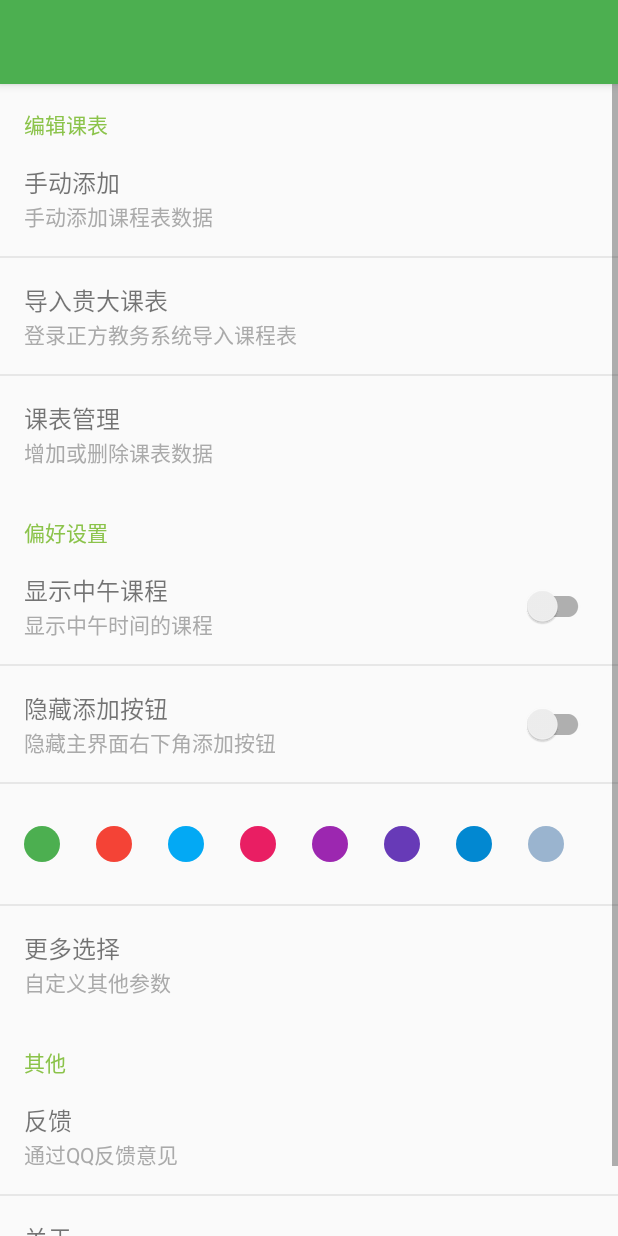
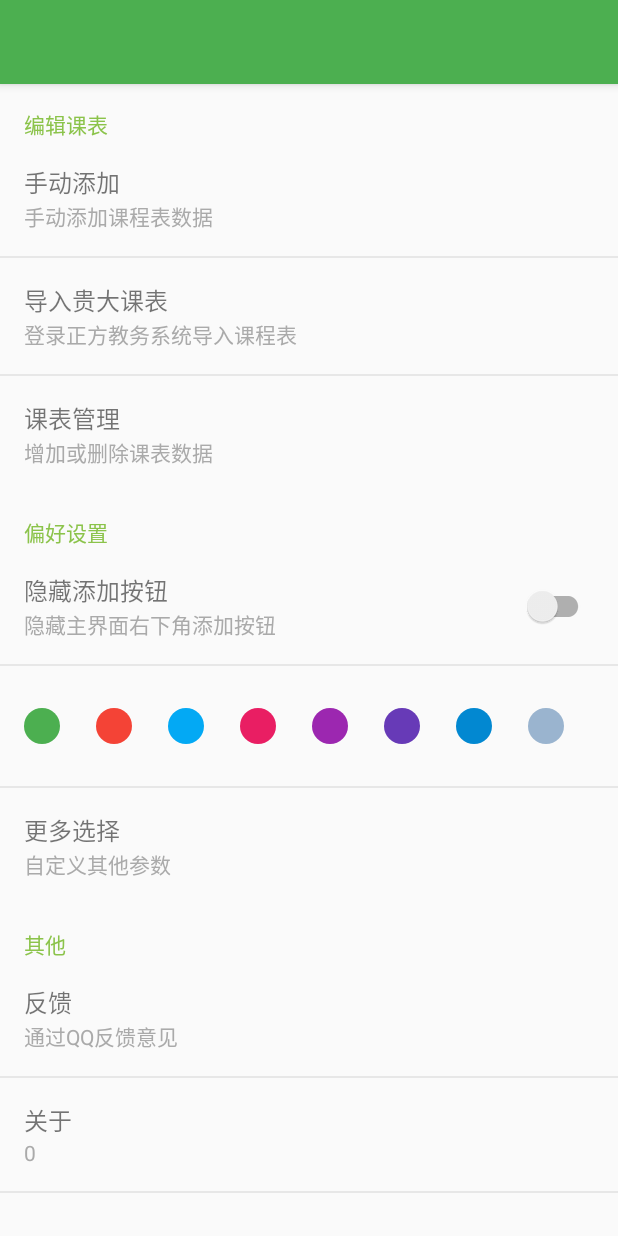
Before and after one commit to xxyangyoulin/ClassSchedule, an Android app: the layout activity_setting.xml on its own in the app's theme, with its tools: preview values and no code run, on a phone screen of 412 x 824 dp. Run offline under Robolectric (Android 15) with nearby library versions, the phone set to English and light mode, and no system bars.

Commit message:
移除中午课程显示(。・＿・。)ﾉ

```diff
--- a/app/src/main/java/com/mnnyang/gzuclassschedule/course/CourseActivity.java
+++ b/app/src/main/java/com/mnnyang/gzuclassschedule/course/CourseActivity.java
@@ -202,8 +202,7 @@ public class CourseActivity extends BaseActivity implements CourseContract.View,
         int maxNode = Preferences.getInt(getString(R.string.app_preference_max_node), Constant.DEFAULT_MAX_NODE_COUNT);
 
         mCourseView.getCtView()
-                .setNodeCount(maxNode)
-                .setNoonNode(Preferences.getInt(getString(R.string.app_preference_noon_node), Integer.parseInt(getString(R.string.default_noon_node))));
+                .setNodeCount(maxNode);
 
         mPresenter.updateCourseViewData(mCurrentCsNameId);
     }
--- a/app/src/main/java/com/mnnyang/gzuclassschedule/custom/course/CourseView.java
+++ b/app/src/main/java/com/mnnyang/gzuclassschedule/custom/course/CourseView.java
@@ -11,6 +11,7 @@ import android.view.View;
 import android.view.ViewGroup;
 import android.widget.LinearLayout;
 import android.widget.RelativeLayout;
+import android.widget.RemoteViews;
 import android.widget.ScrollView;
 import android.widget.TextView;
 
@@ -24,6 +25,7 @@ import static com.mnnyang.gzuclassschedule.custom.util.Utils.dip2px;
  * Created by mnnyang on 17-10-20.
  */
 
+@RemoteViews.RemoteView
 public class CourseView extends LinearLayout {
 
     private String[] WEEK = {"周一", "周二", "周三", "周四", "周五", "周六", "周七"};
--- a/app/src/main/java/com/mnnyang/gzuclassschedule/data/db/CourseDbDao.java
+++ b/app/src/main/java/com/mnnyang/gzuclassschedule/data/db/CourseDbDao.java
@@ -393,6 +393,7 @@ public class CourseDbDao {
         values.put(CoursesPsc.CourseEntry.COLUMN_NAME_END_WEEK, course.getEndWeek());
         values.put(CoursesPsc.CourseEntry.COLUMN_NAME_TEACHER, course.getTeacher());
         values.put(CoursesPsc.CourseEntry.COLUMN_NAME_SOURCE, course.getSource());
+        values.put(CoursesPsc.CourseEntry.COLUMN_NAME_WEEK_TYPE,course.getWeekType());
     }
 
 
--- a/app/src/main/res/layout/activity_setting.xml
+++ b/app/src/main/res/layout/activity_setting.xml
@@ -64,19 +64,6 @@
                 style="@style/CategoryStyle"
                 android:text="@string/text_preference" />
 
-            <com.mnnyang.gzuclassschedule.custom.settting.SettingItemNormal
-                android:id="@+id/sin_show_noon"
-                android:layout_width="match_parent"
-                android:layout_height="wrap_content"
-                app:item_title="@string/show_noon_course"
-                app:showSwitch="true"
-                app:detach="true"
-                app:summary="@string/show_noon_course_summary" />
-
-            <View
-                android:layout_width="match_parent"
-                android:layout_height="@dimen/margin_1dp"
-                android:background="@color/divider" />
 
 
             <com.mnnyang.gzuclassschedule.custom.settting.SettingItemNormal
--- a/app/src/main/res/layout/widget_one.xml
+++ b/app/src/main/res/layout/widget_one.xml
@@ -6,17 +6,21 @@
 
 
     <ImageView
+        android:visibility="gone"
         android:id="@+id/iv"
         android:src="@drawable/default_bg_image"
         android:layout_width="match_parent"
         android:layout_height="match_parent" />
 
-    <!--<com.mnnyang.gzuclassschedule.custom.course.CourseView-->
+    <!--<com.mnnyang.gzuclassschedule.custom.course.CourseTableView-->
         <!--android:id="@+id/course_view"-->
         <!--android:layout_width="match_parent"-->
+        <!--android:background="@color/color_g"-->
         <!--android:layout_height="match_parent"-->
         <!--android:layout_marginTop="?attr/actionBarSize"-->
         <!--android:paddingEnd="8dp"-->
         <!--android:paddingStart="4dp" />-->
 
+
+
 </LinearLayout>
```
Also changed, not shown: app/src/main/java/com/mnnyang/gzuclassschedule/custom/course/CourseTableView.java (+45 -47 lines), app/src/main/java/com/mnnyang/gzuclassschedule/setting/SettingActivity.java (+3 -25 lines), app/src/main/java/com/mnnyang/gzuclassschedule/utils/spec/PopupWindowDialog.java (+2 -2 lines), app/src/main/res/anim/top_in.xml (+4 -4 lines), app/src/main/res/anim/zoom_in.xml (+10 -16 lines).
